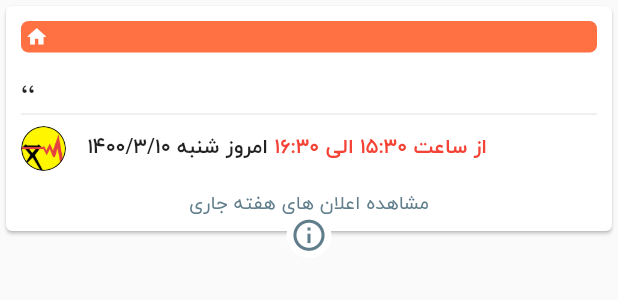
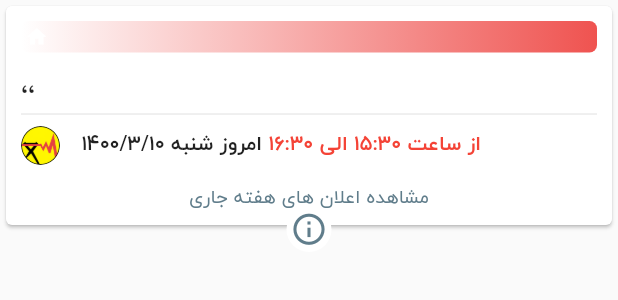
Before and after one commit to salehzarei/TurnOffFront, a Flutter app: the LocationCards widget shown alone on an empty page, opened directly with empty values, on a phone screen of 412 x 824 dp. Shown: the top 300 px of the screen. Run offline on Flutter 3.47's test engine with Material 2 defaults, Android fonts, the phone set to English and light mode, and no system bars; our stand-ins replace cached_network_image, firebase_core, firebase_messaging, geolocator, get, marquee and 1 more; missing offline and left inert: flutter_carousel_slider, persian_number_utility, universe; accounts and stored records are empty; network calls fail.

Commit message:
تغییرات جدید 28 خرداد

```diff
--- a/lib/GetX/GetController.dart
+++ b/lib/GetX/GetController.dart
@@ -345,18 +345,23 @@ class TurnOffController extends GetxController {
   }
 
   void loadUSerSetting() {
+    print(userData.value.remindtime);
     switch (userData.value.remindtime) {
       case 15:
         reminderTime(15);
+        update();
         break;
       case 30:
         reminderTime(30);
+        update();
         break;
       case 60:
         reminderTime(60);
+        update();
         break;
       case 120:
         reminderTime(120);
+        update();
         break;
       default:
     }
--- a/lib/GetX/ServerHandler.dart
+++ b/lib/GetX/ServerHandler.dart
@@ -2,9 +2,9 @@ import 'dart:convert';
 import 'package:get/get.dart';
 
 class TurnOffConnect extends GetConnect {
-  // final String serverURL = 'https://shifon.ir';
+  final String serverURL = 'https://shifon.ir';
   // final String serverURL = 'http://10.0.2.2:3000';
-  final String serverURL = 'http://192.168.1.100:3000';
+  // final String serverURL = 'http://192.168.1.100:3000';
 
   Future getUserProfileData(String token) async {
     final response =
--- a/lib/widget/LocationCards.dart
+++ b/lib/widget/LocationCards.dart
@@ -20,9 +20,12 @@ class LocationCards extends StatelessWidget {
                 Container(
                   padding: EdgeInsets.all(3),
                   decoration: BoxDecoration(
-                    borderRadius: BorderRadius.circular(5),
-                    color: Colors.deepOrange.shade400,
-                  ),
+                      borderRadius: BorderRadius.circular(5),
+                      gradient: LinearGradient(
+                        colors: [Colors.white, Colors.red.shade400],
+                      )
+                      // color: Colors.red.shade400,
+                      ),
                   child: Row(
                     children: [
                       Icon(
@@ -75,7 +78,7 @@ class LocationCards extends StatelessWidget {
                       children: [
                         CircleAvatar(
                             backgroundColor: Colors.white,
-                            radius: 15,
+                            radius: 13,
                             backgroundImage:
                                 AssetImage('assets/images/bargh.png')),
                         // Padding(
```
Also changed, not shown: lib/settingPage.dart (+8 -2 lines).
